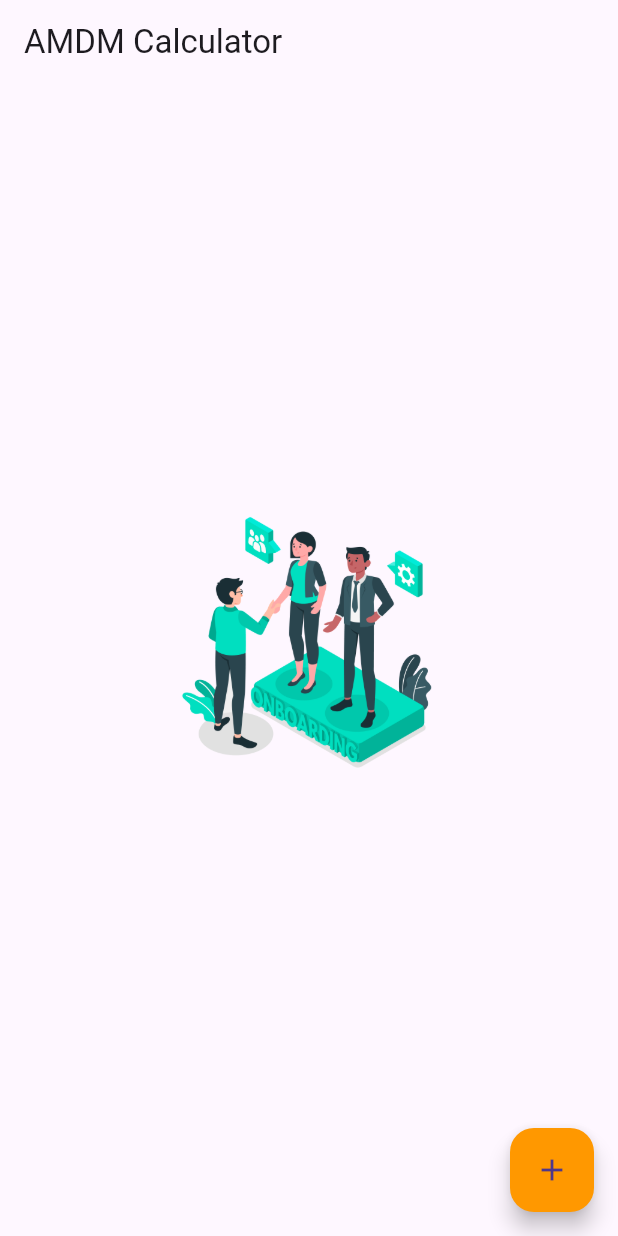
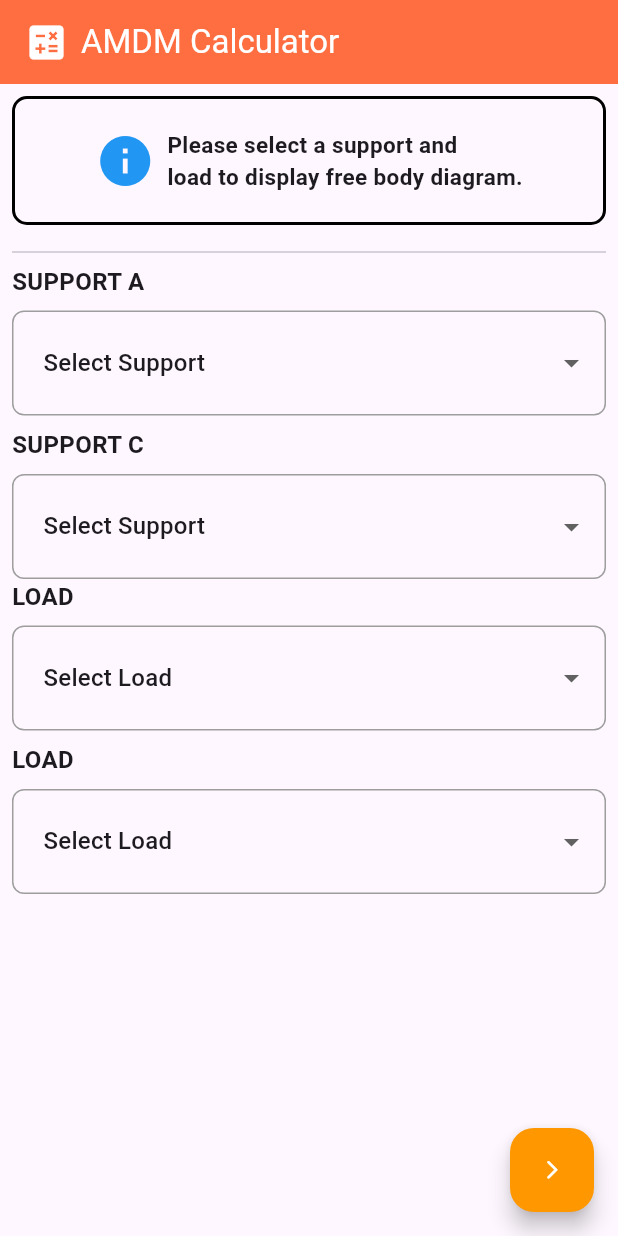
Before and after one commit to KaelNierras/amdm_calculator_v2, a Flutter app: the Dashboard screen opened directly, on a phone screen of 412 x 824 dp. Run offline on Flutter 3.47's test engine with Material 3 defaults, Android fonts, the phone set to English and light mode, and no system bars; our stand-ins replace flutter_native_splash, shared_preferences; accounts and stored records are empty.

Commit message:
custom_widgets

```diff
--- a/lib/main.dart
+++ b/lib/main.dart
@@ -9,7 +9,6 @@ import 'package:shared_preferences/shared_preferences.dart';
 import './screen/_dashboard.dart';
 import 'screen/onboarding/onboarding_screen.dart';
 import 'theme/theme_constants.dart';
-import 'theme/theme_manager.dart';
 
 int? isViewed;
 
@@ -21,8 +20,6 @@ void main() async {
   runApp(const MyApp());
 }
 
-ThemeManager _themeManager = ThemeManager();
-
 class MyApp extends StatefulWidget {
   const MyApp({super.key});
 
@@ -32,22 +29,10 @@ class MyApp extends StatefulWidget {
 }
 
 class _MyAppState extends State<MyApp> {
-  @override
-  void dispose() {
-    _themeManager.removeListener(themeListener);
-    super.dispose();
-  }
 
   @override
   void initState() {
-    _themeManager.addListener(themeListener);
     super.initState();
-  }
-
-  themeListener() {
-    if (mounted) {
-      setState(() {});
-    }
   }
 
   @override
@@ -56,9 +41,7 @@ class _MyAppState extends State<MyApp> {
       debugShowCheckedModeBanner: false,
       title: 'AMDM Calculator',
       theme: lightTheme,
-      darkTheme: darkTheme,
-      themeMode: _themeManager.themeMode,
-      home: isViewed != 0 ?const OnboardingScreen() : const Dashboard(),
+      home: isViewed != 0 ? const OnboardingScreen() : const Dashboard(),
     );
   }
 }
--- a/lib/screen/_dashboard.dart
+++ b/lib/screen/_dashboard.dart
@@ -4,9 +4,9 @@ import 'package:flutter_native_splash/flutter_native_splash.dart';
 
 //Functions
 import '../../utils/helper_widget.dart';
-
-//Screens
-
+import '../widgets/custom_dropdown.dart';
+import '../widgets/custom_floating_action_button.dart';
+import '../widgets/custom_info_alert.dart';
 
 class Dashboard extends StatefulWidget {
   const Dashboard({super.key});
@@ -16,57 +16,141 @@ class Dashboard extends StatefulWidget {
 }
 
 class _DashboardState extends State<Dashboard> {
-
   @override
   initState() {
     super.initState();
     initialization();
   }
 
+  //Splash Screen Initialization
   void initialization() async {
     await Future.delayed(const Duration(seconds: 1));
     FlutterNativeSplash.remove();
   }
 
+  //Values of Dropdowns
+  String supportA = 'Select Support',
+      supportC = 'Select Support',
+      loadA = 'Select Load',
+      loadB = 'Select Load';
+
+  //List options
+  List<String> supportList = [
+        'Select Support',
+        'Fixed Support',
+        'Simple Support',
+        'Simple Support with Overhang',
+      ],
+      loadList = [
+        'Select Load',
+        'OVERHANG A',
+        'SPAN AB',
+        'SPAN BC',
+        'OVERHANG C'
+      ];
+
+  //Widgets Load
+  Widget loadDropdowns(List<String> loadList) {
+    return Column(
+      children: [
+        CustomDropdown(
+          label: 'LOAD',
+          items: loadList,
+          initalValue: 'Select Load',
+          onChanged: (selectedItem) {
+            setState(() {
+              loadA = selectedItem!;
+            });
+            print('LOAD A: $supportC');
+          },
+        ),
+        addVerticalSpace(8),
+        CustomDropdown(
+          label: 'LOAD',
+          items: loadList,
+          initalValue: 'Select Load',
+          onChanged: (selectedItem) {
+            setState(() {
+              loadB = selectedItem!;
+            });
+            print('LOAD B: $supportC');
+          },
+        ),
+      ],
+    );
+  }
+
   @override
   Widget build(BuildContext context) {
-    TextTheme textTheme = Theme.of(context).textTheme;
-    bool isDark = Theme.of(context).brightness == Brightness.dark;
     return Scaffold(
       appBar: AppBar(
         automaticallyImplyLeading: false,
-        title: const Text("AMDM Calculator"),
-        // actions: [
-        //   Switch(
-        //       value: _themeManager.themeMode == ThemeMode.dark,
-        //       onChanged: (newValue) {
-        //         _themeManager.toggleTheme(newValue);
-        //       })
-        // ],
+        title: Row(
+          children: [
+            const Icon(
+              Icons.calculate,
+              color: Colors.white,
+              size: 30,
+            ),
+            addHorizontalSpace(8),
+            const Text("AMDM Calculator"),
+          ],
+        ),
       ),
       body: Center(
         child: Padding(
           padding: const EdgeInsets.all(8.0),
           child: Column(
-            mainAxisAlignment: MainAxisAlignment.center,
+            mainAxisAlignment: MainAxisAlignment.start,
             crossAxisAlignment: CrossAxisAlignment.center,
             children: [
-              Image.asset(
-                "assets/images/onboarding/image1.png",
-                width: 200,
-                height: 200,
+              (supportA == 'Select Support' ||
+                      supportC == 'Select Support' ||
+                      loadA == 'Select Load' ||
+                      loadB == 'Select Load')
+                  ? const InfoAlert(
+                      text:
+                          "Please select a support and\nload to display free body diagram.",
+                    )
+                  : Image.asset(
+                      "assets/images/onboarding/image1.png",
+                      width: 200,
+                      height: 200,
+                    ),
+              addVerticalSpace(10),
+              const Divider(),
+              CustomDropdown(
+                label: 'SUPPORT A',
+                items: supportList,
+                initalValue: 'Select Support',
+                onChanged: (selectedItem) {
+                  setState(() {
+                    supportA = selectedItem!;
+                  });
+                  print('Support A: $supportA');
+                },
               ),
-              addVerticalSpace(10),
+              addVerticalSpace(8),
+              CustomDropdown(
+                label: 'SUPPORT C',
+                items: supportList,
+                initalValue: 'Select Support',
+                onChanged: (selectedItem) {
+                  setState(() {
+                    supportC = selectedItem!;
+                  });
+                  print('Support C: $supportC');
+                },
+              ),
+              loadDropdowns(loadList),
             ],
           ),
         ),
       ),
-      floatingActionButton: Theme(
-        data: Theme.of(context).copyWith(splashColor: Colors.blue,), // For Test
-        child: FloatingActionButton(
-          child: const Icon(Icons.add),
-          onPressed: () {},
-        ),
+      floatingActionButton: CustomFloatingActionButton(
+        onPressed: () {
+          // Add your onPressed logic here
+        },
       ),
     );
   }
--- a/lib/theme/theme_constants.dart
+++ b/lib/theme/theme_constants.dart
@@ -6,6 +6,10 @@ const colorAccent = Colors.orange;
 ThemeData lightTheme = ThemeData(
   brightness: Brightness.light,
   primaryColor: colorPrimary,
+  appBarTheme: const AppBarTheme(
+    color: colorPrimary, // Change this to your desired color
+    foregroundColor: Colors.white
+  ),
   floatingActionButtonTheme: const FloatingActionButtonThemeData(
     backgroundColor: colorAccent
   ),
--- /dev/null
+++ b/lib/widgets/custom_dropdown.dart
@@ -0,0 +1,67 @@
+// ignore_for_file: library_private_types_in_public_api
+
+import 'package:flutter/material.dart';
+
+import '../utils/helper_widget.dart';
+
+class CustomDropdown extends StatefulWidget {
+  final String label;
+  final List<String> items;
+  final ValueChanged<String?> onChanged;
+  final String initalValue;
+
+  const CustomDropdown({super.key, required this.label, required this.items, required this.onChanged, required this.initalValue});
+
+  @override
+  _CustomDropdownState createState() => _CustomDropdownState();
+}
+
+class _CustomDropdownState extends State<CustomDropdown> {
+  String? selectedItem;
+
+  @override
+  Widget build(BuildContext context) {
+    return Column(
+      crossAxisAlignment: CrossAxisAlignment.start,
+      children: [
+        Text(
+          widget.label,
+          style: const TextStyle(fontSize: 16, fontWeight: FontWeight.bold),
+        ),
+        addVerticalSpace(8),
+        Container(
+          padding: const EdgeInsets.all(10),
+          decoration: BoxDecoration(
+            borderRadius: BorderRadius.circular(8),
+            border: Border.all(color: Colors.grey),
+          ),
+          child: Row(
+            children: [
+              const SizedBox(width: 10),
+              Expanded(
+                child: DropdownButtonHideUnderline(
+                  child: DropdownButton<String>(
+                    isExpanded: true,
+                    value: (selectedItem == null || selectedItem!.isEmpty) ? widget.initalValue : selectedItem,
+                    items: widget.items.map((item) {
+                      return DropdownMenuItem<String>(
+                        value: item,
+                        child: Text(item),
+                      );
+                    }).toList(),
+                    onChanged: (value) {
+                      setState(() {
+                        selectedItem = value;
+                      });
+                      widget.onChanged(value);
+                    },
+                  ),
+                ),
+              ),
+            ],
+          ),
+        ),
+      ],
+    );
+  }
+}
--- /dev/null
+++ b/lib/widgets/custom_floating_action_button.dart
@@ -0,0 +1,24 @@
+import 'package:flutter/material.dart';
+
+class CustomFloatingActionButton extends StatelessWidget {
+  final VoidCallback onPressed;
+
+  const CustomFloatingActionButton({super.key, required this.onPressed});
+
+  @override
+  Widget build(BuildContext context) {
+    return Theme(
+      data: Theme.of(context).copyWith(
+        splashColor: Colors.blue,
+      ),
+      child: FloatingActionButton(
+        onPressed: onPressed,
+        child: const Icon(
+          Icons.arrow_forward_ios_rounded,
+          size: 15,
+          color: Colors.white,
+        ),
+      ),
+    );
+  }
+}
--- /dev/null
+++ b/lib/widgets/custom_info_alert.dart
@@ -0,0 +1,34 @@
+import 'package:amdm_calculator/utils/helper_widget.dart';
+import 'package:flutter/material.dart';
+
+class InfoAlert extends StatelessWidget {
+  final String text;
+
+  const InfoAlert({super.key, required this.text});
+
+  @override
+  Widget build(BuildContext context) {
+    return Container(
+      padding: const EdgeInsets.all(20),
+      decoration: BoxDecoration(
+        border: Border.all(
+          color: Colors.black,
+          width: 2,
+        ),
+        borderRadius: BorderRadius.circular(10),
+      ),
+      child: Row(
+        mainAxisAlignment: MainAxisAlignment.center,
+        children: [
+          const Icon(Icons.info, size: 40, color: Colors.blue,),
+          addHorizontalSpace(8),
+          Text(
+            text,
+            textAlign: TextAlign.start,
+            style: const TextStyle(fontSize: 15, fontWeight: FontWeight.bold),
+          ),
+        ],
+      ),
+    );
+  }
+}
```
